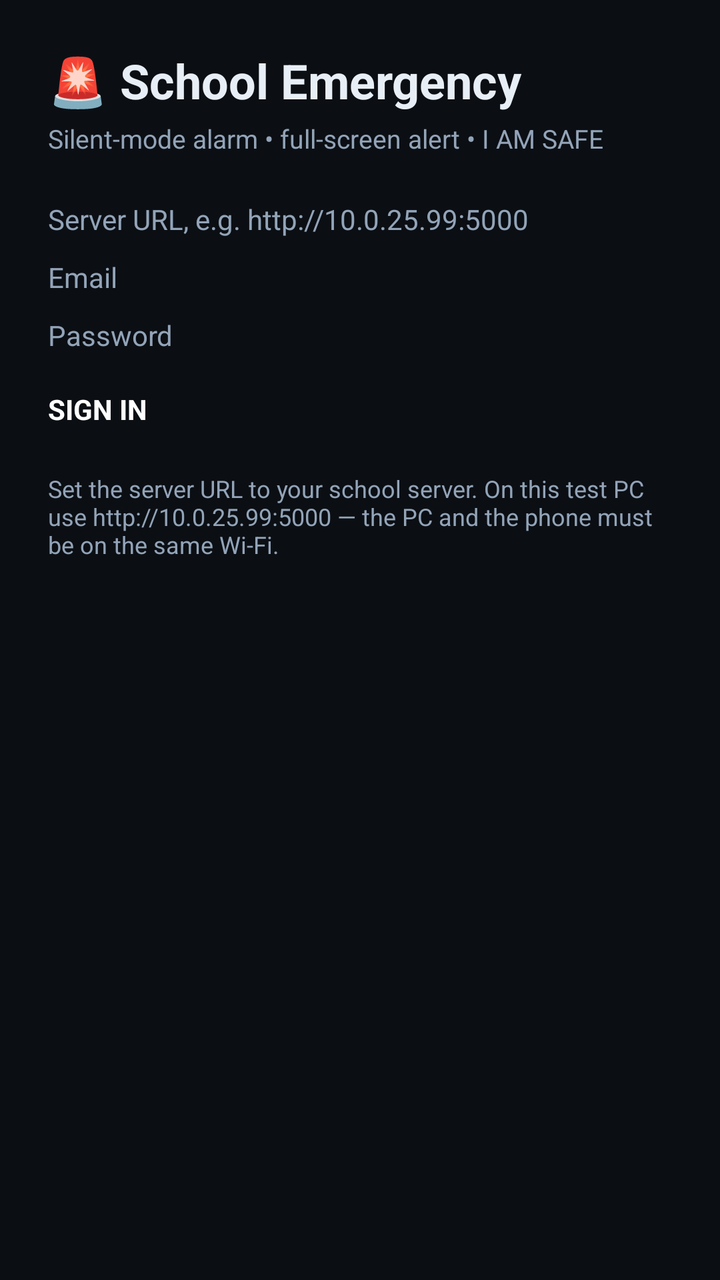
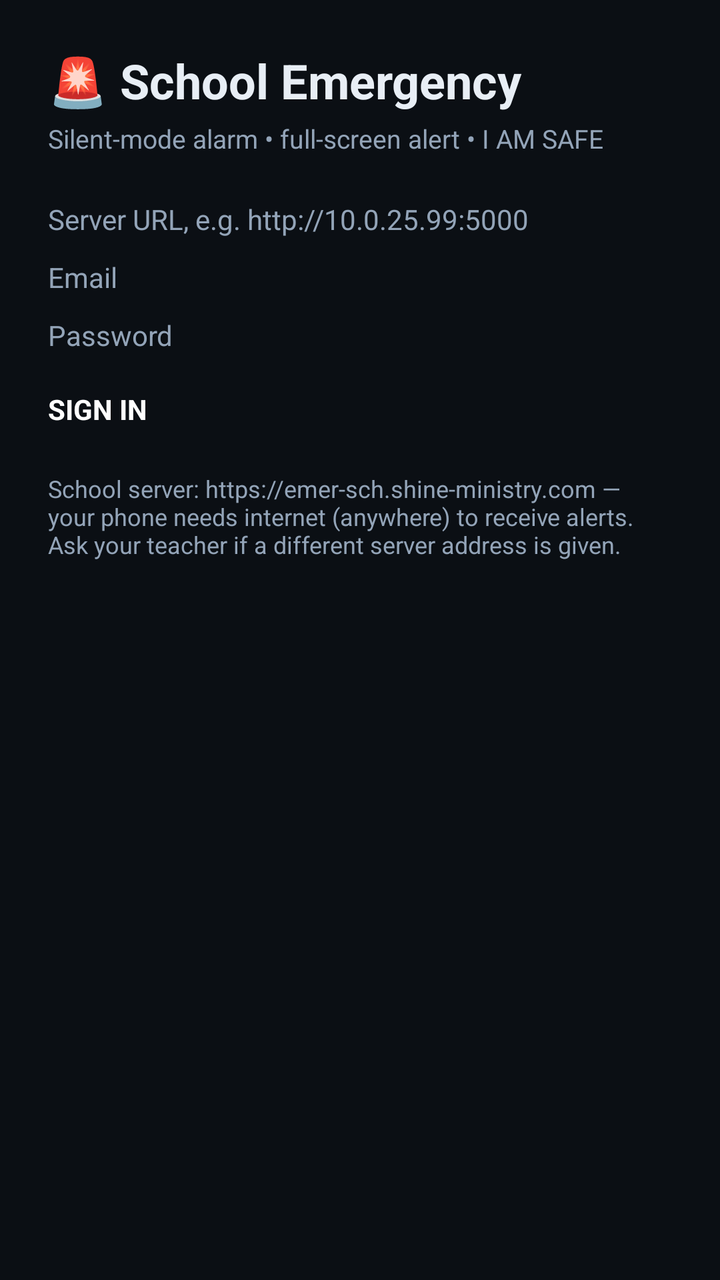

An Android layout rendered at two revisions. The XML below is the earlier revision; the diff shows what the commit changed to produce the second picture.
<!-- AndroidManifest.xml: application theme AppTheme -->
<!-- res/layout/activity_main.xml -->
<?xml version="1.0" encoding="utf-8"?>
<ScrollView xmlns:android="http://schemas.android.com/apk/res/android"
    android:layout_width="match_parent"
    android:layout_height="match_parent"
    android:fillViewport="true">

    <LinearLayout
        android:layout_width="match_parent"
        android:layout_height="wrap_content"
        android:orientation="vertical"
        android:padding="24dp">

        <TextView
            android:layout_width="wrap_content"
            android:layout_height="wrap_content"
            android:text="🚨 School Emergency"
            android:textColor="@color/text"
            android:textSize="24sp"
            android:textStyle="bold" />

        <TextView
            android:layout_width="wrap_content"
            android:layout_height="wrap_content"
            android:layout_marginTop="4dp"
            android:text="Silent-mode alarm • full-screen alert • I AM SAFE"
            android:textColor="@color/muted"
            android:textSize="13sp" />

        <EditText
            android:id="@+id/inputServer"
            android:layout_width="match_parent"
            android:layout_height="wrap_content"
            android:layout_marginTop="22dp"
            android:hint="@string/server_hint"
            android:inputType="textUri"
            android:textColor="@color/text"
            android:textColorHint="@color/muted"
            android:backgroundTint="@color/line" />

        <EditText
            android:id="@+id/inputEmail"
            android:layout_width="match_parent"
            android:layout_height="wrap_content"
            android:layout_marginTop="10dp"
            android:hint="@string/email_hint"
            android:inputType="textEmailAddress"
            android:textColor="@color/text"
            android:textColorHint="@color/muted"
            android:backgroundTint="@color/line" />

        <EditText
            android:id="@+id/inputPassword"
            android:layout_width="match_parent"
            android:layout_height="wrap_content"
            android:layout_marginTop="10dp"
            android:hint="@string/password_hint"
            android:inputType="textPassword"
            android:textColor="@color/text"
            android:textColorHint="@color/muted"
            android:backgroundTint="@color/line" />

        <Button
            android:id="@+id/btnLogin"
            android:layout_width="match_parent"
            android:layout_height="wrap_content"
            android:layout_marginTop="18dp"
            android:backgroundTint="@color/red"
            android:text="@string/login"
            android:textColor="#FFFFFF"
            android:textStyle="bold" />

        <TextView
            android:id="@+id/mainError"
            android:layout_width="match_parent"
            android:layout_height="wrap_content"
            android:layout_marginTop="10dp"
            android:textColor="#FFFF8FA3"
            android:textSize="14sp"
            android:visibility="gone" />

        <LinearLayout
            android:id="@+id/statusCard"
            android:layout_width="match_parent"
            android:layout_height="wrap_content"
            android:layout_marginTop="26dp"
            android:background="@color/panel"
            android:orientation="vertical"
            android:padding="18dp"
            android:visibility="gone">

            <TextView
                android:id="@+id/statusName"
                android:layout_width="wrap_content"
                android:layout_height="wrap_content"
                android:textColor="@color/text"
                android:textSize="18sp"
                android:textStyle="bold" />

            <TextView
                android:id="@+id/statusRole"
                android:layout_width="wrap_content"
                android:layout_height="wrap_content"
                android:layout_marginTop="2dp"
                android:textColor="@color/muted"
                android:textSize="14sp" />

            <TextView
                android:id="@+id/statusSchool"
                android:layout_width="wrap_content"
                android:layout_height="wrap_content"
                android:textColor="@color/muted"
                android:textSize="14sp" />

            <TextView
                android:id="@+id/statusMonitor"
                android:layout_width="wrap_content"
                android:layout_height="wrap_content"
                android:layout_marginTop="12dp"
                android:textColor="#FFFF8FA3"
                android:textSize="14sp" />

            <Button
                android:id="@+id/btnMonitor"
                android:layout_width="match_parent"
                android:layout_height="wrap_content"
                android:layout_marginTop="14dp"
                android:backgroundTint="@color/green"
                android:text="START MONITORING"
                android:textColor="#FFFFFF"
                android:textStyle="bold" />

            <Button
                android:id="@+id/btnLogout"
                android:layout_width="match_parent"
                android:layout_height="wrap_content"
                android:layout_marginTop="8dp"
                android:backgroundTint="@color/line"
                android:text="LOG OUT"
                android:textColor="@color/text" />
        </LinearLayout>

        <TextView
            android:layout_width="match_parent"
            android:layout_height="wrap_content"
            android:layout_marginTop="22dp"
            android:text="Set the server URL to your school server. On this test PC use http://10.0.25.99:5000 — the PC and the phone must be on the same Wi-Fi."
            android:textColor="@color/muted"
            android:textSize="12sp" />
    </LinearLayout>
</ScrollView>
<!-- resources referenced by this layout -->
<resources>
  <color name="green">#FF14873F</color>
  <color name="line">#FF243040</color>
  <color name="muted">#FF93A4B8</color>
  <color name="panel">#FF141B24</color>
  <color name="red">#FFC8102E</color>
  <color name="text">#FFE8EEF5</color>
  <string name="email_hint">Email</string>
  <string name="login">SIGN IN</string>
  <string name="password_hint">Password</string>
  <string name="server_hint">Server URL, e.g. http://10.0.25.99:5000</string>
  <style name="AppTheme" parent="android:Theme.Material.Light.NoActionBar">
          <item name="android:windowBackground">@color/bg</item>
          <item name="android:statusBarColor">@color/bg</item>
          <item name="android:navigationBarColor">@color/bg</item>
          <item name="android:colorAccent">@color/red</item>
      </style>
  <color name="bg">#FF0B0F14</color>
</resources>

<!-- the commit's change to res/layout/activity_main.xml (unified diff, before → after) -->
@@ -143,7 +143,7 @@
             android:layout_width="match_parent"
             android:layout_height="wrap_content"
             android:layout_marginTop="22dp"
-            android:text="Set the server URL to your school server. On this test PC use http://10.0.25.99:5000 — the PC and the phone must be on the same Wi-Fi."
+            android:text="School server: https://emer-sch.shine-ministry.com — your phone needs internet (anywhere) to receive alerts. Ask your teacher if a different server address is given."
             android:textColor="@color/muted"
             android:textSize="12sp" />
     </LinearLayout>
